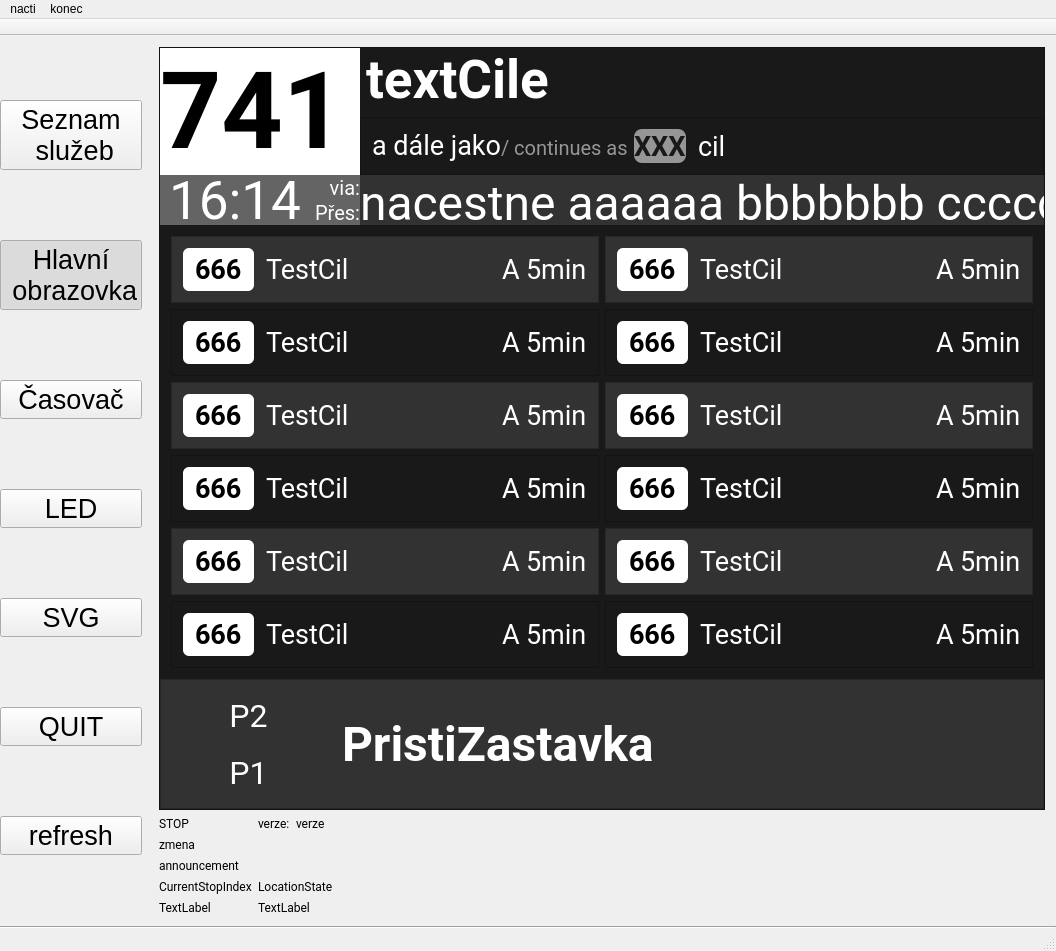
Above: mainwindow.ui from frutabruta/VDV301display before the change. Below: the same form after it.
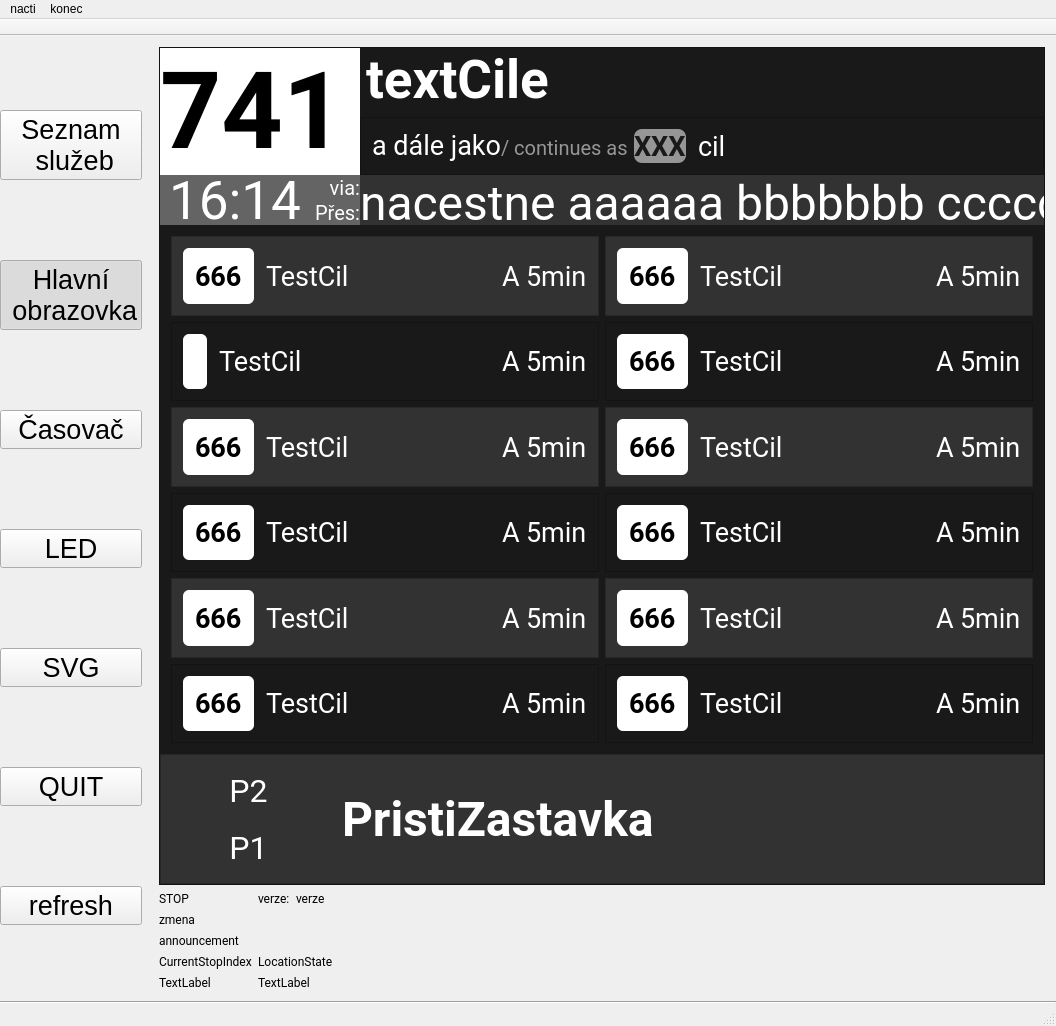
That is the form after the change. The open tabs and pages were chosen to show the change. Icons and pictures are not drawn.

```diff
--- a/mainwindow.ui
+++ b/mainwindow.ui
@@ -10,7 +10,7 @@
     <x>0</x>
     <y>0</y>
     <width>1056</width>
-    <height>924</height>
+    <height>1026</height>
    </rect>
   </property>
   <property name="sizePolicy">
@@ -1513,7 +1513,8 @@
                                  <string notr="true">background-color: rgb(255,255,255); color:rgb(0,0,0); border-radius:6px;padding: 5px; font-weight: bold;</string>
                                 </property>
                                 <property name="text">
-                                 <string>666</string>
+                                 <string>&lt;html&gt;&lt;head/&gt;&lt;body style=&quot;padding: 0px
+;&quot;&gt;&lt;p&gt;&lt;img src=&quot;:/images/UndergroundA&quot; height=&quot;50&quot; /&gt;&lt;/p&gt;&lt;/body&gt;&lt;/html&gt;</string>
                                 </property>
                                </widget>
                               </item>
```
Left out of the diff: 2 changed lines with no effect on the pictures.
